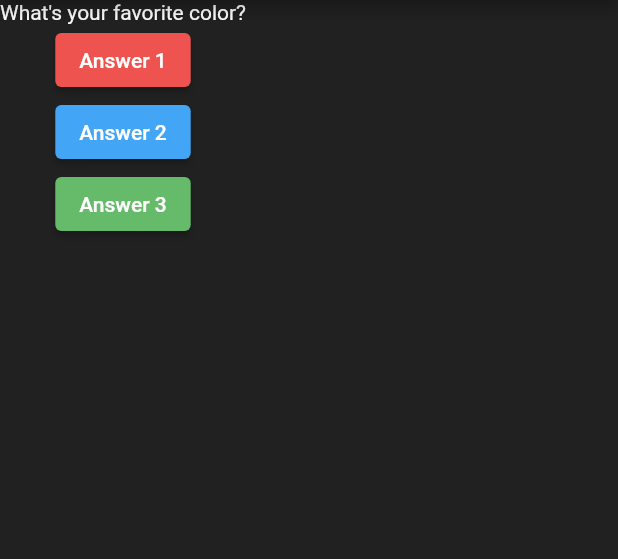
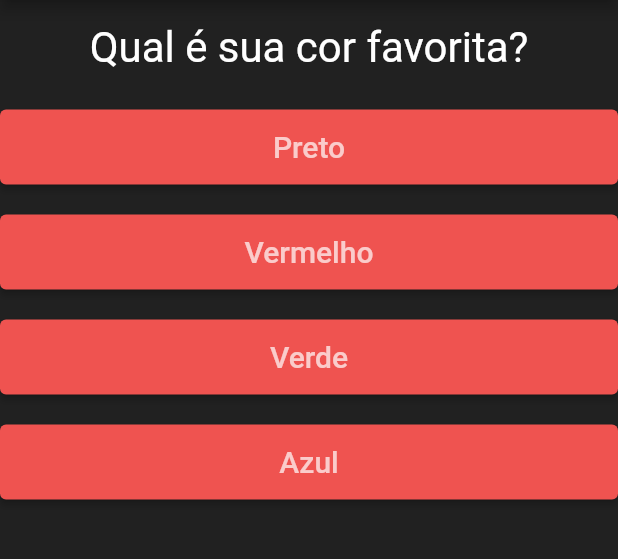
Before and after one commit to steniooliv/quiz_flutter, a Flutter app: the screen it shows after launch, on a phone screen of 412 x 824 dp, the part 84-643 px from its top. Run offline on Flutter 3.47's test engine with Material 2 defaults, Android fonts, the phone set to English and light mode, and no system bars.

Commit message:
replace with components

```diff
--- a/lib/main.dart
+++ b/lib/main.dart
@@ -1,24 +1,40 @@
 import 'package:flutter/cupertino.dart';
 import 'package:flutter/material.dart';
+import 'package:quiz_flutter/answer.dart';
+import 'package:quiz_flutter/questions.dart';
 
 main() => runApp(PerguntaApp());
 
-class PerguntaAppState extends State<PerguntaApp> {
-  var perguntaSelecionada = 0;
+class _PerguntaAppState extends State<PerguntaApp> {
+  var _perguntaSelecionada = 0;
 
-  void resposta() {
+  void _responder() {
     setState(() {
-      perguntaSelecionada++;
+      _perguntaSelecionada++;
     });
     print("Pergunta Respondida");
   }
 
   @override
   Widget build(BuildContext context) {
-    final questions = [
-      "What's your favorite color?",
-      "What's your favorite animal?",
+    final perguntas = [
+      {
+        "texto": "Qual é sua cor favorita?",
+        "respostas": ["Preto", "Vermelho", "Verde", "Azul"],
+      },
+      {
+        "texto": "Qual é sua animal favorito?",
+        "respostas": ["Coelho", "Cobra", "Gato", "Cachorro"],
+      },
+      {
+        "texto": "Qual é seu instrutor favorito?",
+        "respostas": ["Maria", "João", "Stenio", "Pedro"],
+      },
     ];
+
+    List<String> resposta = perguntas[_perguntaSelecionada]["respostas"];
+    List<Widget> respostas =
+        resposta.map((t) => Resposta(t, _responder)).toList();
 
     return MaterialApp(
       home: Scaffold(
@@ -26,33 +42,18 @@ class PerguntaAppState extends State<PerguntaApp> {
         appBar: AppBar(
           backgroundColor: Colors.red[700],
           title: Center(
-              child: Text("Quiz", style: TextStyle(color: Colors.white))),
+            child: Text(
+              "Quiz",
+              style: TextStyle(color: Colors.white),
+            ),
+          ),
         ),
         body: Column(
           children: <Widget>[
-            Text(questions[perguntaSelecionada],
-                style: TextStyle(color: Colors.white)),
-            ElevatedButton(
-              child: Text("Answer 1", style: TextStyle(color: Colors.white)),
-              style: ButtonStyle(
-                  backgroundColor:
-                      MaterialStateProperty.all(Colors.red.shade400)),
-              onPressed: resposta,
+            Questao(
+              perguntas[_perguntaSelecionada]["texto"],
             ),
-            ElevatedButton(
-              child: Text("Answer 2", style: TextStyle(color: Colors.white)),
-              style: ButtonStyle(
-                  backgroundColor:
-                      MaterialStateProperty.all(Colors.blue.shade400)),
-              onPressed: resposta,
-            ),
-            ElevatedButton(
-              child: Text("Answer 3", style: TextStyle(color: Colors.white)),
-              style: ButtonStyle(
-                  backgroundColor:
-                      MaterialStateProperty.all(Colors.green.shade400)),
-              onPressed: resposta,
-            ),
+            ...respostas,
           ],
         ),
       ),
@@ -61,7 +62,7 @@ class PerguntaAppState extends State<PerguntaApp> {
 }
 
 class PerguntaApp extends StatefulWidget {
-  PerguntaAppState createState() {
-    return PerguntaAppState();
+  _PerguntaAppState createState() {
+    return _PerguntaAppState();
   }
 }
```
